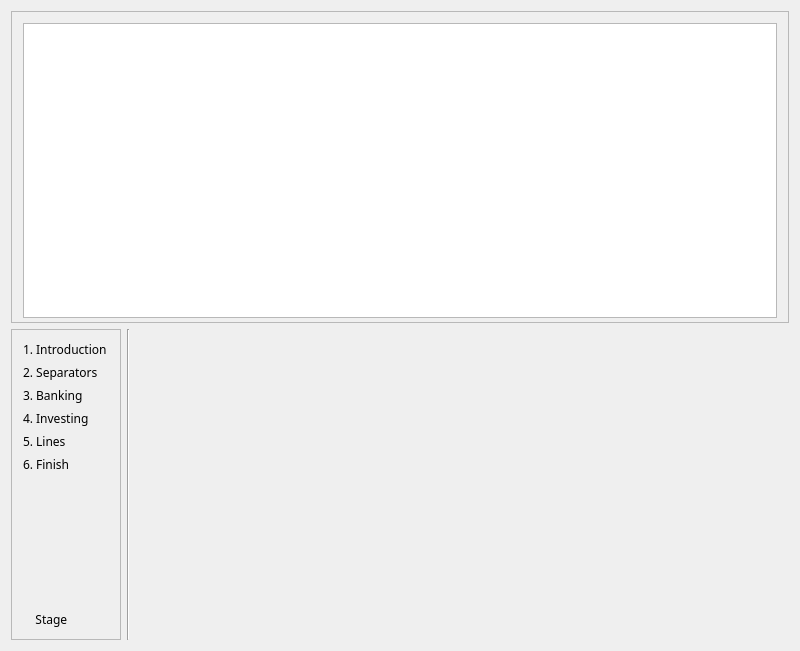
This is kmymoney/plugins/csvimport/csvdialog.ui in KDE/kmymoney as Qt 5 draws it before an edit. The edited form follows.
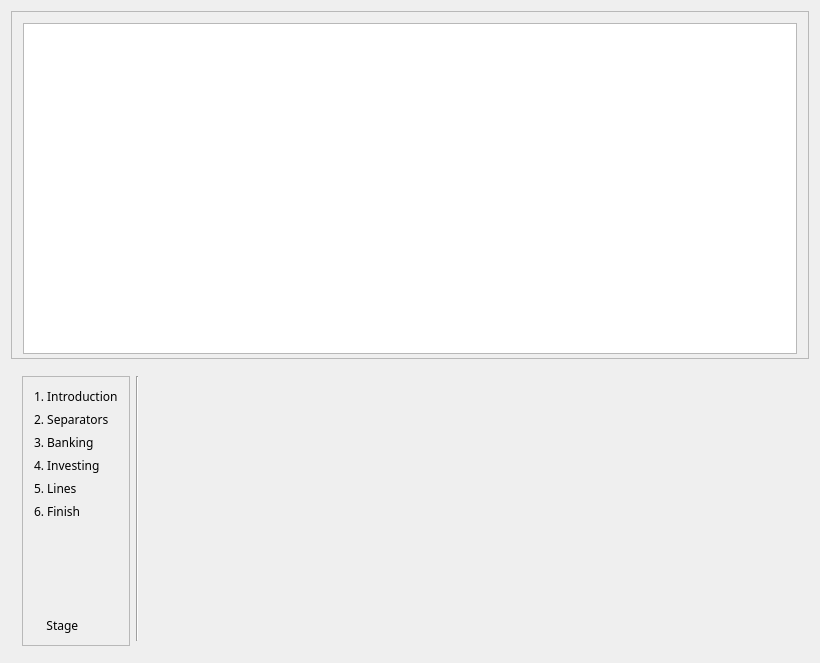
This is the edited form.

Commit message: Highlight unwanted rows instead of deleting them on import. Improve display to avoid clipping height of rows. Standardise height of wizard pages so table widget height doesn't change. Don't move position of 'Back' button between pages. Check for valid numeric entries on investment import.

What changed in the file:
```diff
--- a/kmymoney/plugins/csvimport/csvdialog.ui
+++ b/kmymoney/plugins/csvimport/csvdialog.ui
@@ -6,13 +6,13 @@
    <rect>
     <x>0</x>
     <y>0</y>
-    <width>800</width>
-    <height>651</height>
+    <width>820</width>
+    <height>663</height>
    </rect>
   </property>
   <property name="minimumSize">
    <size>
-    <width>600</width>
+    <width>750</width>
     <height>500</height>
    </size>
   </property>
@@ -24,11 +24,17 @@
   <property name="windowTitle">
    <string>CSV Import Wizard</string>
   </property>
-  <layout class="QGridLayout" name="gridLayout">
+  <layout class="QGridLayout" name="gridLayout_2">
    <item row="0" column="0">
-    <layout class="QVBoxLayout" name="verticalLayout" stretch="270,270">
+    <layout class="QVBoxLayout" name="verticalLayout" stretch="0,0">
      <item>
       <widget class="QFrame" name="frame_main">
+       <property name="maximumSize">
+        <size>
+         <width>16777215</width>
+         <height>16777215</height>
+        </size>
+       </property>
        <property name="frameShape">
         <enum>QFrame::StyledPanel</enum>
        </property>
@@ -96,13 +102,46 @@
       </widget>
      </item>
      <item>
-      <layout class="QHBoxLayout" name="horizontalLayout" stretch="20,3,120">
+      <widget class="QFrame" name="frame_low">
+       <property name="sizePolicy">
+        <sizepolicy hsizetype="Preferred" vsizetype="Fixed">
+         <horstretch>0</horstretch>
+         <verstretch>0</verstretch>
+        </sizepolicy>
+       </property>
+       <property name="minimumSize">
+        <size>
+         <width>750</width>
+         <height>287</height>
+        </size>
+       </property>
+       <property name="maximumSize">
+        <size>
+         <width>16777215</width>
+         <height>287</height>
+        </size>
+       </property>
+       <property name="frameShape">
+        <enum>QFrame::NoFrame</enum>
+       </property>
+       <property name="frameShadow">
+        <enum>QFrame::Plain</enum>
+       </property>
+       <layout class="QGridLayout" name="gridLayout">
+        <item row="0" column="0">
+         <layout class="QHBoxLayout" name="horizontalLayout" stretch="20,3,150">
        <item>
         <widget class="QFrame" name="frame_stage">
+            <property name="minimumSize">
+             <size>
+              <width>0</width>
+              <height>270</height>
+             </size>
+            </property>
          <property name="maximumSize">
           <size>
            <width>120</width>
-           <height>16777215</height>
+              <height>270</height>
           </size>
          </property>
          <property name="frameShape">
@@ -205,6 +244,9 @@
         </spacer>
        </item>
       </layout>
+        </item>
+       </layout>
+      </widget>
      </item>
     </layout>
    </item>
```
Lines whose indentation alone changed are shown as unchanged. The commit also changes 18 other files.
